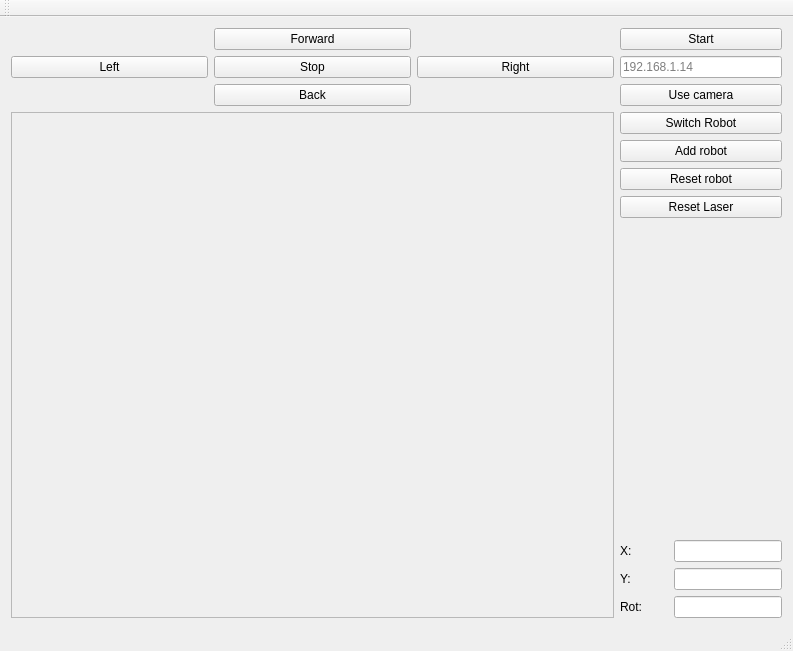
Above: demoRMR/mainwindow.ui from AdrianFalb/demoRMR-all before the change. Below: the same form after it.
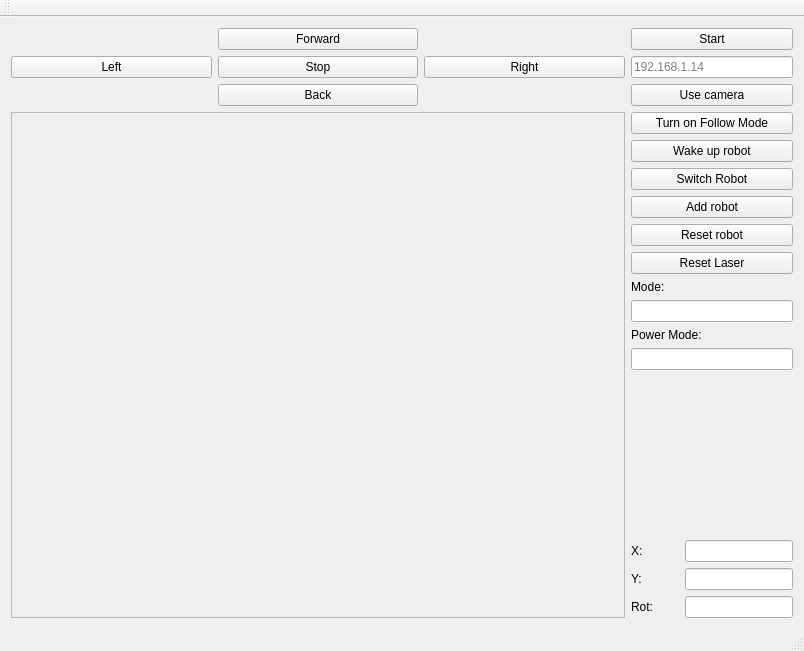
That is the form after the change.

Diff of the .ui file:
```diff
--- a/demoRMR/mainwindow.ui
+++ b/demoRMR/mainwindow.ui
@@ -6,7 +6,7 @@
    <rect>
     <x>0</x>
     <y>0</y>
-    <width>793</width>
+    <width>804</width>
     <height>651</height>
    </rect>
   </property>
@@ -172,6 +172,44 @@
     </item>
     <item row="2" column="1">
      <layout class="QVBoxLayout" name="verticalLayout_2">
+      <item>
+       <widget class="QPushButton" name="pushButton_follow_mode">
+        <property name="sizePolicy">
+         <sizepolicy hsizetype="Fixed" vsizetype="Fixed">
+          <horstretch>0</horstretch>
+          <verstretch>0</verstretch>
+         </sizepolicy>
+        </property>
+        <property name="minimumSize">
+         <size>
+          <width>162</width>
+          <height>0</height>
+         </size>
+        </property>
+        <property name="text">
+         <string>Turn on Follow Mode</string>
+        </property>
+       </widget>
+      </item>
+      <item>
+       <widget class="QPushButton" name="pushButton_accept_commands">
+        <property name="sizePolicy">
+         <sizepolicy hsizetype="Fixed" vsizetype="Fixed">
+          <horstretch>0</horstretch>
+          <verstretch>0</verstretch>
+         </sizepolicy>
+        </property>
+        <property name="minimumSize">
+         <size>
+          <width>162</width>
+          <height>0</height>
+         </size>
+        </property>
+        <property name="text">
+         <string>Wake up robot</string>
+        </property>
+       </widget>
+      </item>
       <item>
        <widget class="QPushButton" name="pushButton_switch_robot">
         <property name="sizePolicy">
@@ -248,6 +286,58 @@
         </property>
        </widget>
       </item>
+      <item>
+       <widget class="QLabel" name="mode_label">
+        <property name="text">
+         <string>Mode:</string>
+        </property>
+       </widget>
+      </item>
+      <item>
+       <widget class="QLineEdit" name="lineEdit_mode">
+        <property name="sizePolicy">
+         <sizepolicy hsizetype="Fixed" vsizetype="Fixed">
+          <horstretch>0</horstretch>
+          <verstretch>0</verstretch>
+         </sizepolicy>
+        </property>
+        <property name="minimumSize">
+         <size>
+          <width>162</width>
+          <height>0</height>
+         </size>
+        </property>
+        <property name="readOnly">
+         <bool>true</bool>
+        </property>
+       </widget>
+      </item>
+      <item>
+       <widget class="QLabel" name="power_mode_label">
+        <property name="text">
+         <string>Power Mode:</string>
+        </property>
+       </widget>
+      </item>
+      <item>
+       <widget class="QLineEdit" name="lineEdit_power_mode">
+        <property name="sizePolicy">
+         <sizepolicy hsizetype="Fixed" vsizetype="Fixed">
+          <horstretch>0</horstretch>
+          <verstretch>0</verstretch>
+         </sizepolicy>
+        </property>
+        <property name="minimumSize">
+         <size>
+          <width>162</width>
+          <height>0</height>
+         </size>
+        </property>
+        <property name="readOnly">
+         <bool>true</bool>
+        </property>
+       </widget>
+      </item>
       <item>
        <spacer name="verticalSpacer">
         <property name="orientation">
```
Left out of the diff: 16 changed lines with no effect on the pictures.
